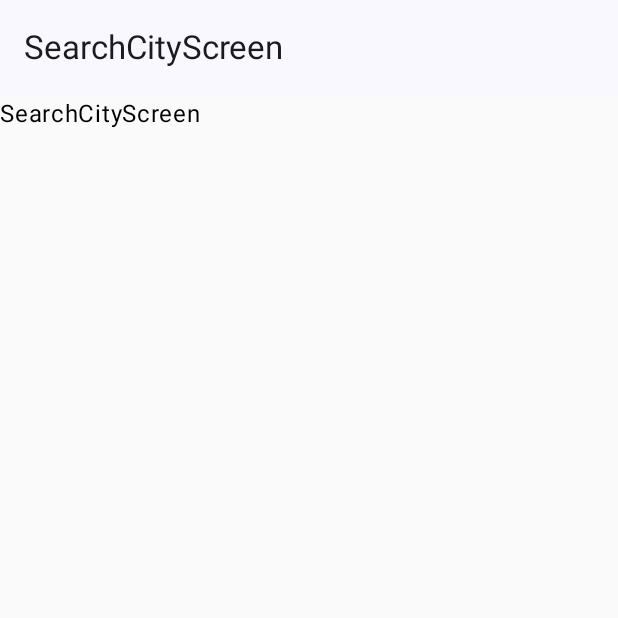
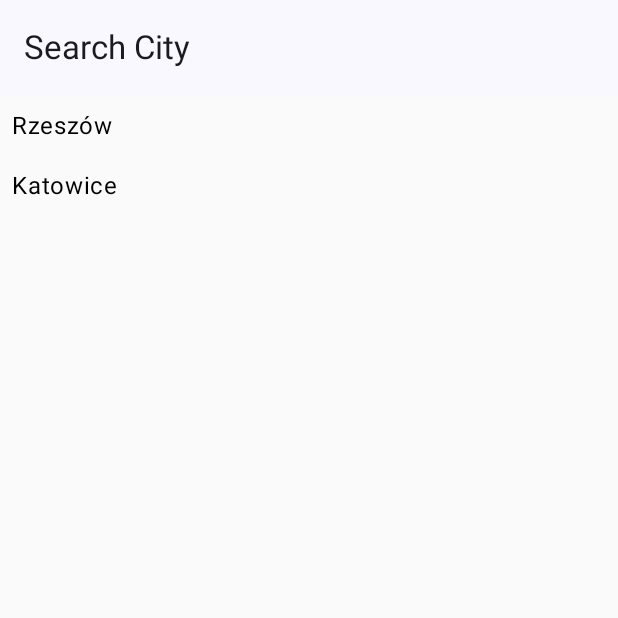
Before and after one commit to Zywczas/Weather, an Android app built with Jetpack Compose: the screen it shows after launch (MainActivity), on a phone screen of 412 x 824 dp, the top half of it. Run offline under Robolectric (Android 15) with nearby library versions, the phone set to English and light mode, and no system bars.

Commit message:
Set up Dependency Injection Added ViewModel for displaying cities list

```diff
--- a/app/build.gradle.kts
+++ b/app/build.gradle.kts
@@ -50,6 +50,10 @@ dependencies {
     implementation(libs.androidx.ui.tooling.preview)
     implementation(libs.androidx.material3)
     implementation(libs.androidx.navigation.compose)
+    implementation(platform(libs.koin.bom))
+    implementation(libs.koin.core)
+    implementation(libs.koin.compose.viewmodel)
+    implementation(libs.koin.androidx.compose)
     debugImplementation(libs.androidx.ui.tooling)
     debugImplementation(libs.androidx.ui.test.manifest)
 }
--- a/app/src/main/AndroidManifest.xml
+++ b/app/src/main/AndroidManifest.xml
@@ -3,6 +3,7 @@
     xmlns:tools="http://schemas.android.com/tools">
 
     <application
+        android:name=".BaseApp"
         android:allowBackup="true"
         android:dataExtractionRules="@xml/data_extraction_rules"
         android:fullBackupContent="@xml/backup_rules"
@@ -23,5 +24,4 @@
             </intent-filter>
         </activity>
     </application>
-
 </manifest>
--- /dev/null
+++ b/app/src/main/java/com/zywczas/weather/BaseApp.kt
@@ -0,0 +1,17 @@
+package com.zywczas.weather
+
+import android.app.Application
+import com.zywczas.weather.di.appModule
+import org.koin.android.ext.koin.androidContext
+import org.koin.core.context.startKoin
+
+class BaseApp : Application() {
+
+    override fun onCreate() {
+        super.onCreate()
+        startKoin {
+            androidContext(this@BaseApp)
+            modules(appModule)
+        }
+    }
+}
--- a/app/src/main/java/com/zywczas/weather/MainActivity.kt
+++ b/app/src/main/java/com/zywczas/weather/MainActivity.kt
@@ -6,6 +6,7 @@ import androidx.activity.compose.setContent
 import androidx.activity.enableEdgeToEdge
 import com.zywczas.weather.navigation.AppNavHost
 import com.zywczas.weather.ui.theme.AppTheme
+import org.koin.androidx.compose.KoinAndroidContext
 
 class MainActivity : ComponentActivity() {
 
@@ -14,7 +15,9 @@ class MainActivity : ComponentActivity() {
         enableEdgeToEdge()
         setContent {
             AppTheme {
-                AppNavHost()
+                KoinAndroidContext {
+                    AppNavHost()
+                }
             }
         }
     }
--- /dev/null
+++ b/app/src/main/java/com/zywczas/weather/di/KoinModule.kt
@@ -0,0 +1,9 @@
+package com.zywczas.weather.di
+
+import com.zywczas.weather.screens.searchcity.SearchCityViewModel
+import org.koin.core.module.dsl.viewModelOf
+import org.koin.dsl.module
+
+val appModule = module {
+    viewModelOf(::SearchCityViewModel)
+}
--- a/app/src/main/java/com/zywczas/weather/navigation/AppNavHost.kt
+++ b/app/src/main/java/com/zywczas/weather/navigation/AppNavHost.kt
@@ -4,14 +4,14 @@ import androidx.compose.runtime.Composable
 import androidx.navigation.compose.NavHost
 import androidx.navigation.compose.composable
 import androidx.navigation.compose.rememberNavController
-import com.zywczas.weather.screens.CityWeatherDetailsScreen
-import com.zywczas.weather.screens.SearchCityScreen
+import com.zywczas.weather.screens.cityweatherdetails.CityWeatherDetailsScreen
+import com.zywczas.weather.screens.searchcity.SearchCityScreen
 
 @Composable
 fun AppNavHost() {
     val navController = rememberNavController()
     NavHost(navController = navController, startDestination = Destinations.SearchCity.name) {
-        composable(Destinations.SearchCity.name) { SearchCityScreen() }
+        composable(Destinations.SearchCity.name) { SearchCityScreen(navController) }
         composable(Destinations.CityWeatherDetails.name) { CityWeatherDetailsScreen() }
     }
 }
--- a/app/src/main/java/com/zywczas/weather/screens/SearchCityScreen.kt
+++ /dev/null
@@ -1,14 +0,0 @@
-package com.zywczas.weather.screens
-
-import androidx.compose.foundation.layout.Column
-import androidx.compose.material3.Text
-import androidx.compose.runtime.Composable
-import com.zywczas.weather.uicomponents.Toolbar
-
-@Composable
-fun SearchCityScreen() {
-    Column {
-        Toolbar("SearchCityScreen")
-        Text("SearchCityScreen")
-    }
-}
--- a/app/src/main/java/com/zywczas/weather/screens/CityWeatherDetailsScreen.kt
+++ b/app/src/main/java/com/zywczas/weather/screens/cityweatherdetails/CityWeatherDetailsScreen.kt
@@ -1,4 +1,4 @@
-package com.zywczas.weather.screens
+package com.zywczas.weather.screens.cityweatherdetails
 
 import androidx.compose.material3.Text
 import androidx.compose.runtime.Composable
--- /dev/null
+++ b/app/src/main/java/com/zywczas/weather/screens/searchcity/SearchCityScreen.kt
@@ -0,0 +1,63 @@
+package com.zywczas.weather.screens.searchcity
+
+import androidx.compose.foundation.layout.Column
+import androidx.compose.foundation.lazy.LazyColumn
+import androidx.compose.foundation.lazy.items
+import androidx.compose.runtime.Composable
+import androidx.compose.runtime.LaunchedEffect
+import androidx.compose.ui.res.stringResource
+import androidx.compose.ui.tooling.preview.Preview
+import androidx.navigation.NavController
+import com.zywczas.weather.R
+import com.zywczas.weather.models.City
+import com.zywczas.weather.navigation.Destinations
+import com.zywczas.weather.uicomponents.CityListItem
+import com.zywczas.weather.uicomponents.Toolbar
+import org.koin.androidx.compose.koinViewModel
+
+@Composable
+fun SearchCityScreen(
+    navController: NavController,
+    viewModel: SearchCityViewModel = koinViewModel()
+) {
+    LaunchedEffect(Unit) { viewModel.init() }
+
+    SearchCityScreen(
+        cities = viewModel.cities,
+        onCityClick = { navController.navigate(Destinations.CityWeatherDetails.name) }
+    )
+}
+
+@Composable
+private fun SearchCityScreen(
+    cities: List<City>,
+    onCityClick: () -> Unit,
+) {
+    Column {
+        Toolbar(stringResource(R.string.search_city_screen))
+
+        LazyColumn {
+            items(cities) { city ->
+                CityListItem(city, onClick = onCityClick)
+            }
+        }
+    }
+}
+
+@Preview
+@Composable
+private fun PreviewSearchCityScreen() {
+    SearchCityScreen(
+        cities = listOf(
+            City(id = 1, name = "Bydgoszcz"),
+            City(id = 2, name = "Warszawa"),
+            City(id = 3, name = "Kraków"),
+            City(id = 4, name = "Gdańsk"),
+            City(id = 5, name = "Poznań"),
+            City(id = 6, name = "Wrocław"),
+            City(id = 7, name = "Zakopane"),
+            City(id = 8, name = "Karpacz"),
+        ),
+        onCityClick = {}
+    )
+}
--- /dev/null
+++ b/app/src/main/java/com/zywczas/weather/screens/searchcity/SearchCityViewModel.kt
@@ -0,0 +1,37 @@
+package com.zywczas.weather.screens.searchcity
+
+import androidx.compose.runtime.getValue
+import androidx.compose.runtime.mutableStateOf
+import androidx.compose.runtime.setValue
+import androidx.lifecycle.ViewModel
+import com.zywczas.weather.models.City
+
+class SearchCityViewModel : ViewModel() {
+
+    private val mockedCities = listOf(
+        City(id = 67, name = "Bydgoszcz"),
+        City(id = 2, name = "Warszawa"),
+        City(id = 3, name = "Kraków"),
+        City(id = 4, name = "Gdańsk"),
+        City(id = 5, name = "Poznań"),
+        City(id = 6, name = "Wrocław"),
+        City(id = 7, name = "Zakopane"),
+        City(id = 8, name = "Karpacz"),
+    )
+
+    var cities by mutableStateOf<List<City>>(mockedCities)
+        private set
+
+    fun init() {
+        loadCities()
+    }
+
+    private fun loadCities() {
+        cities = mockedCities2
+    }
+
+    private val mockedCities2 = listOf(
+        City(id = 3, name = "Rzeszów"),
+        City(id = 5, name = "Katowice"),
+    )
+}
--- /dev/null
+++ b/app/src/main/java/com/zywczas/weather/utils/UtilFunctions.kt
@@ -0,0 +1,5 @@
+package com.zywczas.weather.utils
+
+import android.util.Log
+
+fun logD(msg: String) = Log.d("WeatherApp", msg)
--- a/app/src/main/res/values/strings.xml
+++ b/app/src/main/res/values/strings.xml
@@ -1,3 +1,4 @@
 <resources>
 
+    <string name="search_city_screen">Search City</string>
 </resources>
```
Also changed, not shown: gradle/libs.versions.toml (+5 -7 lines).
